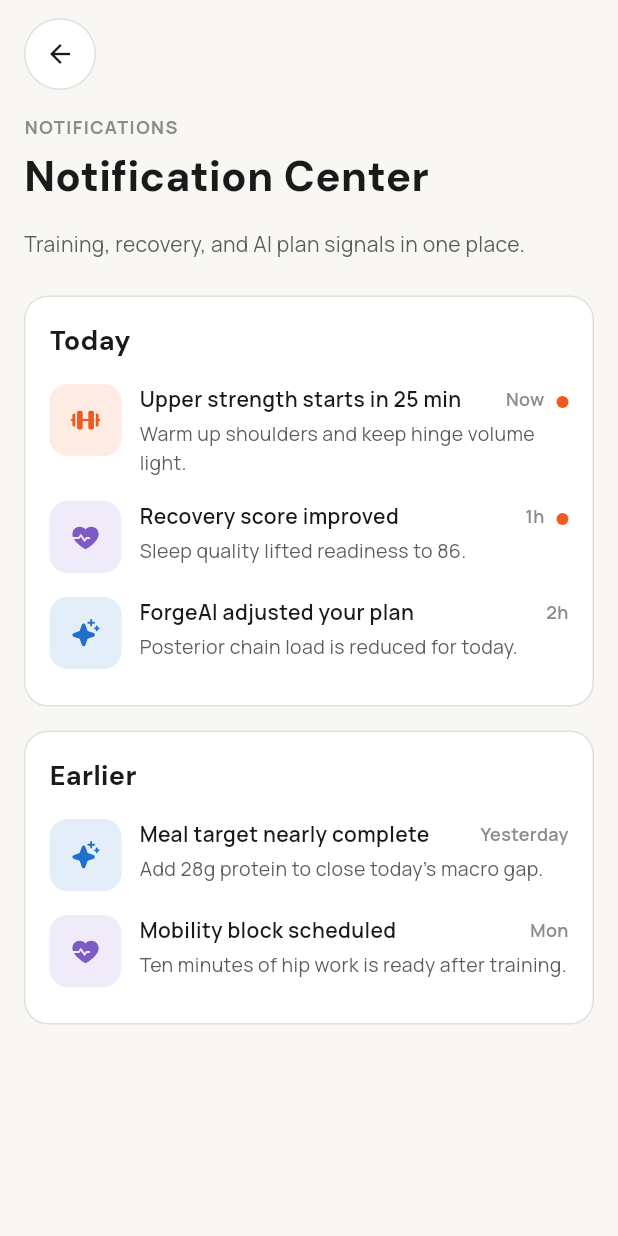
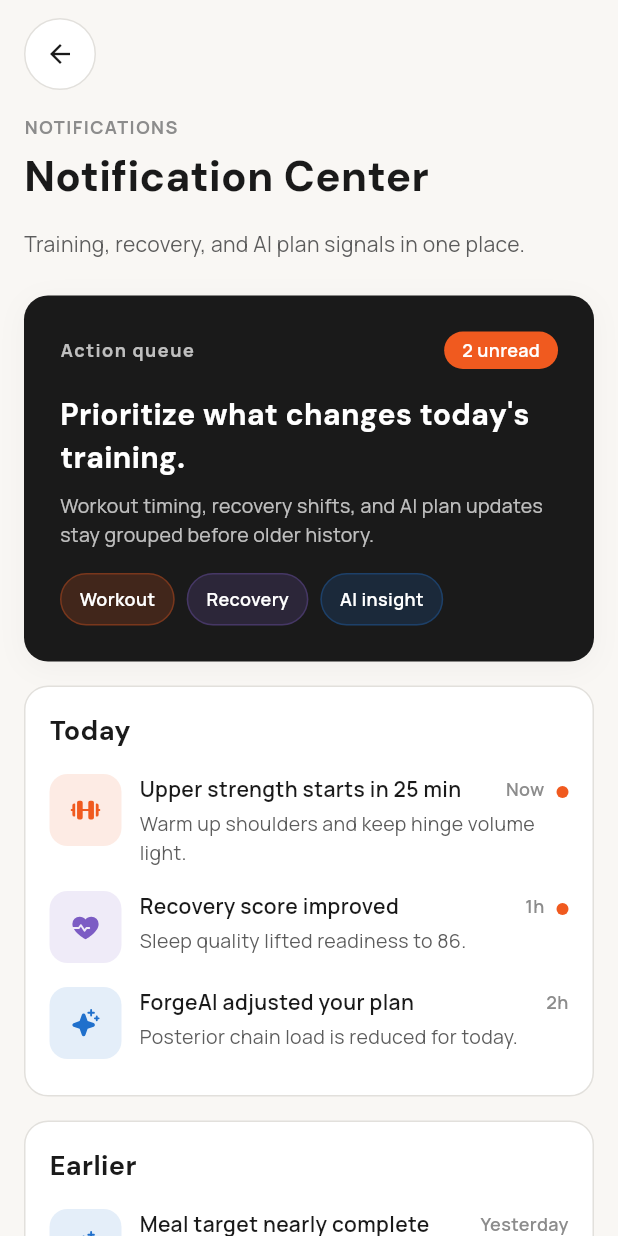
Before and after one commit to hoanle0126/ForgeAI, a Flutter app: the NotificationCenterScreen screen opened by its route, on a phone screen of 412 x 824 dp. Run offline on Flutter 3.47's test engine with Material 3 defaults, Android fonts, the phone set to English and light mode, and no system bars; our stand-ins replace fl_chart, flutter_animate, flutter_riverpod, freezed_annotation, go_router, google_fonts and 4 more; missing offline and left inert: analyzer, custom_lint_builder, flutter_body_atlas; accounts and stored records are empty.

Commit message:
feat(dashboard): refine notification center page
Add a command-center summary to the notification history page so unread alerts and tone categories are easier to scan.

Co-Authored-By: Claude Opus 4.7 <noreply@anthropic.com>

```diff
--- a/forge_ai/lib/features/dashboard/screens/notification_center_screen.dart
+++ b/forge_ai/lib/features/dashboard/screens/notification_center_screen.dart
@@ -67,6 +67,8 @@ class NotificationCenterScreen extends StatelessWidget {
                 style: AppTypography.bodyMedium,
               ),
               const SizedBox(height: AppSpacing.lg),
+              const _NotificationCommandCard(),
+              const SizedBox(height: AppSpacing.base),
               const _NotificationSection(
                 title: 'Today',
                 items: todayNotificationItems,
@@ -79,6 +81,107 @@ class NotificationCenterScreen extends StatelessWidget {
             ],
           ),
         ),
+      ),
+    );
+  }
+}
+
+class _NotificationCommandCard extends StatelessWidget {
+  const _NotificationCommandCard();
+
+  @override
+  Widget build(BuildContext context) {
+    return AppCard(
+      color: AppColors.textDark,
+      padding: const EdgeInsets.all(AppSpacing.lg),
+      child: Column(
+        crossAxisAlignment: CrossAxisAlignment.start,
+        children: [
+          Row(
+            children: [
+              Text(
+                'Action queue',
+                style: AppTypography.labelUppercase.copyWith(
+                  color: AppColors.cardWhite.withValues(alpha: 0.72),
+                ),
+              ),
+              const Spacer(),
+              Container(
+                padding: const EdgeInsets.symmetric(
+                  horizontal: AppSpacing.md,
+                  vertical: AppSpacing.xs,
+                ),
+                decoration: BoxDecoration(
+                  color: AppColors.sportOrange,
+                  borderRadius: BorderRadius.circular(AppSpacing.radiusFull),
+                ),
+                child: Text(
+                  '2 unread',
+                  style: AppTypography.label.copyWith(
+                    color: AppColors.cardWhite,
+                  ),
+                ),
+              ),
+            ],
+          ),
+          const SizedBox(height: AppSpacing.base),
+          Text(
+            'Prioritize what changes today\'s training.',
+            style: AppTypography.h3.copyWith(color: AppColors.cardWhite),
+          ),
+          const SizedBox(height: AppSpacing.sm),
+          Text(
+            'Workout timing, recovery shifts, and AI plan updates stay grouped before older history.',
+            style: AppTypography.bodySmall.copyWith(
+              color: AppColors.cardWhite.withValues(alpha: 0.72),
+            ),
+          ),
+          const SizedBox(height: AppSpacing.base),
+          const Wrap(
+            spacing: AppSpacing.sm,
+            runSpacing: AppSpacing.sm,
+            children: [
+              _NotificationTonePill(
+                label: 'Workout',
+                color: AppColors.sportOrange,
+              ),
+              _NotificationTonePill(
+                label: 'Recovery',
+                color: AppColors.recovery,
+              ),
+              _NotificationTonePill(
+                label: 'AI insight',
+                color: AppColors.aiBlue,
+              ),
+            ],
+          ),
+        ],
+      ),
+    );
+  }
+}
+
+class _NotificationTonePill extends StatelessWidget {
+  const _NotificationTonePill({required this.label, required this.color});
+
+  final String label;
+  final Color color;
+
+  @override
+  Widget build(BuildContext context) {
+    return Container(
+      padding: const EdgeInsets.symmetric(
+        horizontal: AppSpacing.md,
+        vertical: AppSpacing.sm,
+      ),
+      decoration: BoxDecoration(
+        color: color.withValues(alpha: 0.18),
+        borderRadius: BorderRadius.circular(AppSpacing.radiusFull),
+        border: Border.all(color: color.withValues(alpha: 0.32)),
+      ),
+      child: Text(
+        label,
+        style: AppTypography.label.copyWith(color: AppColors.cardWhite),
       ),
     );
   }
```
Also changed, not shown: 1 other file.
